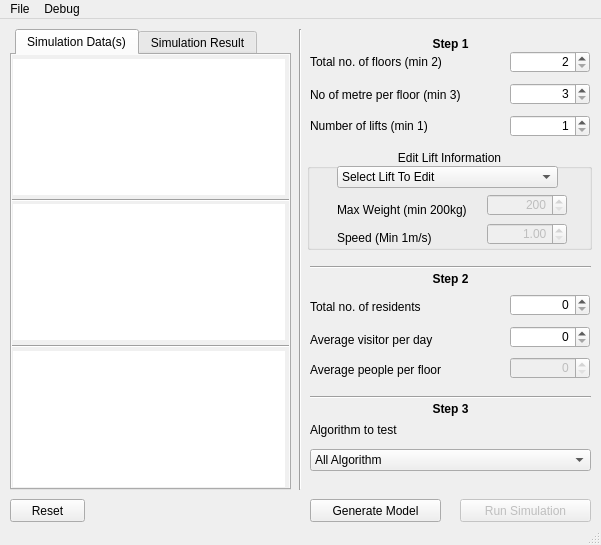
Before: the Qt Designer form mainwindow.ui in liftlab/LEVAX, drawn with Qt 5.
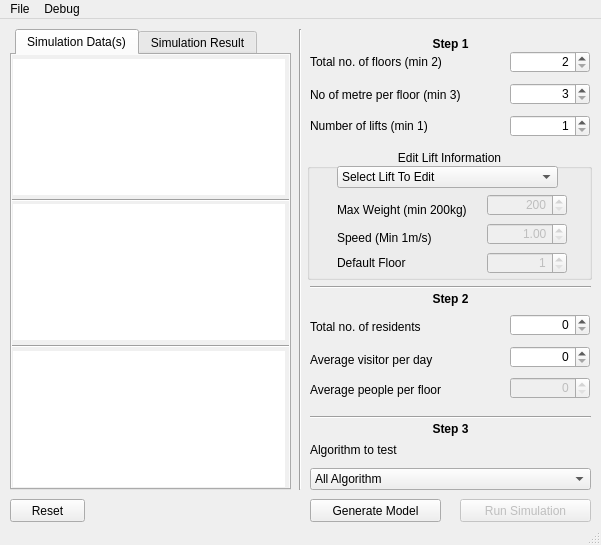
After: the same form once the commit is applied. Icons and pictures are not drawn.

Commit message: Add default floor feature for lift, update GUI, edit help information, add timer for algorithm

```diff
--- a/mainwindow.ui
+++ b/mainwindow.ui
@@ -42,7 +42,7 @@
     <property name="geometry">
      <rect>
       <x>310</x>
-      <y>370</y>
+      <y>390</y>
       <width>281</width>
       <height>16</height>
      </rect>
@@ -55,7 +55,7 @@
     <property name="geometry">
      <rect>
       <x>310</x>
-      <y>340</y>
+      <y>360</y>
       <width>191</width>
       <height>21</height>
      </rect>
@@ -71,7 +71,7 @@
     <property name="geometry">
      <rect>
       <x>510</x>
-      <y>275</y>
+      <y>295</y>
       <width>80</width>
       <height>22</height>
      </rect>
@@ -99,7 +99,7 @@
     <property name="geometry">
      <rect>
       <x>510</x>
-      <y>307</y>
+      <y>327</y>
       <width>80</width>
       <height>22</height>
      </rect>
@@ -124,7 +124,7 @@
     <property name="geometry">
      <rect>
       <x>510</x>
-      <y>338</y>
+      <y>358</y>
       <width>80</width>
       <height>22</height>
      </rect>
@@ -146,7 +146,7 @@
     <property name="geometry">
      <rect>
       <x>310</x>
-      <y>400</y>
+      <y>420</y>
       <width>271</width>
       <height>21</height>
      </rect>
@@ -172,7 +172,7 @@
     <property name="geometry">
      <rect>
       <x>310</x>
-      <y>277</y>
+      <y>297</y>
       <width>191</width>
       <height>21</height>
      </rect>
@@ -185,7 +185,7 @@
     <property name="geometry">
      <rect>
       <x>310</x>
-      <y>430</y>
+      <y>449</y>
       <width>281</width>
       <height>22</height>
      </rect>
@@ -259,7 +259,7 @@
     <property name="geometry">
      <rect>
       <x>310</x>
-      <y>310</y>
+      <y>330</y>
       <width>191</width>
       <height>21</height>
      </rect>
@@ -469,7 +469,7 @@
     <property name="geometry">
      <rect>
       <x>310</x>
-      <y>240</y>
+      <y>260</y>
       <width>281</width>
       <height>16</height>
      </rect>
@@ -628,7 +628,7 @@
       <x>307</x>
       <y>130</y>
       <width>285</width>
-      <height>101</height>
+      <height>131</height>
      </rect>
     </property>
     <property name="title">
@@ -737,6 +737,50 @@
       <double>0.250000000000000</double>
      </property>
     </widget>
+    <widget class="QLabel" name="maxWeightLabel_3">
+     <property name="geometry">
+      <rect>
+       <x>30</x>
+       <y>103</y>
+       <width>141</width>
+       <height>21</height>
+      </rect>
+     </property>
+     <property name="text">
+      <string>Default Floor</string>
+     </property>
+    </widget>
+    <widget class="QSpinBox" name="defaultFloorSpinBox">
+     <property name="enabled">
+      <bool>false</bool>
+     </property>
+     <property name="geometry">
+      <rect>
+       <x>180</x>
+       <y>103</y>
+       <width>80</width>
+       <height>22</height>
+      </rect>
+     </property>
+     <property name="toolTip">
+      <string/>
+     </property>
+     <property name="toolTipDuration">
+      <number>0</number>
+     </property>
+     <property name="alignment">
+      <set>Qt::AlignRight|Qt::AlignTrailing|Qt::AlignVCenter</set>
+     </property>
+     <property name="minimum">
+      <number>1</number>
+     </property>
+     <property name="maximum">
+      <number>700</number>
+     </property>
+     <property name="value">
+      <number>1</number>
+     </property>
+    </widget>
    </widget>
    <widget class="QLabel" name="label_1">
     <property name="geometry">
@@ -766,7 +810,7 @@
     <property name="geometry">
      <rect>
       <x>410</x>
-      <y>250</y>
+      <y>270</y>
       <width>81</width>
       <height>20</height>
      </rect>
@@ -790,7 +834,7 @@
     <property name="geometry">
      <rect>
       <x>410</x>
-      <y>380</y>
+      <y>400</y>
       <width>81</width>
       <height>20</height>
      </rect>
```
The commit also changes 9 other files.
